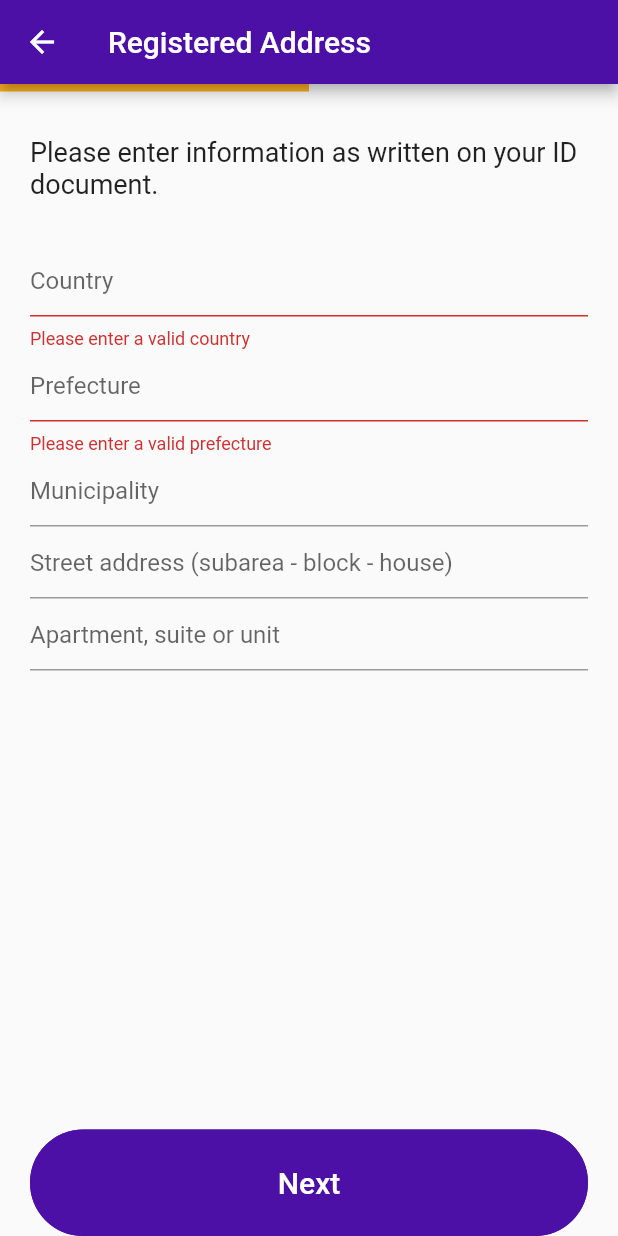
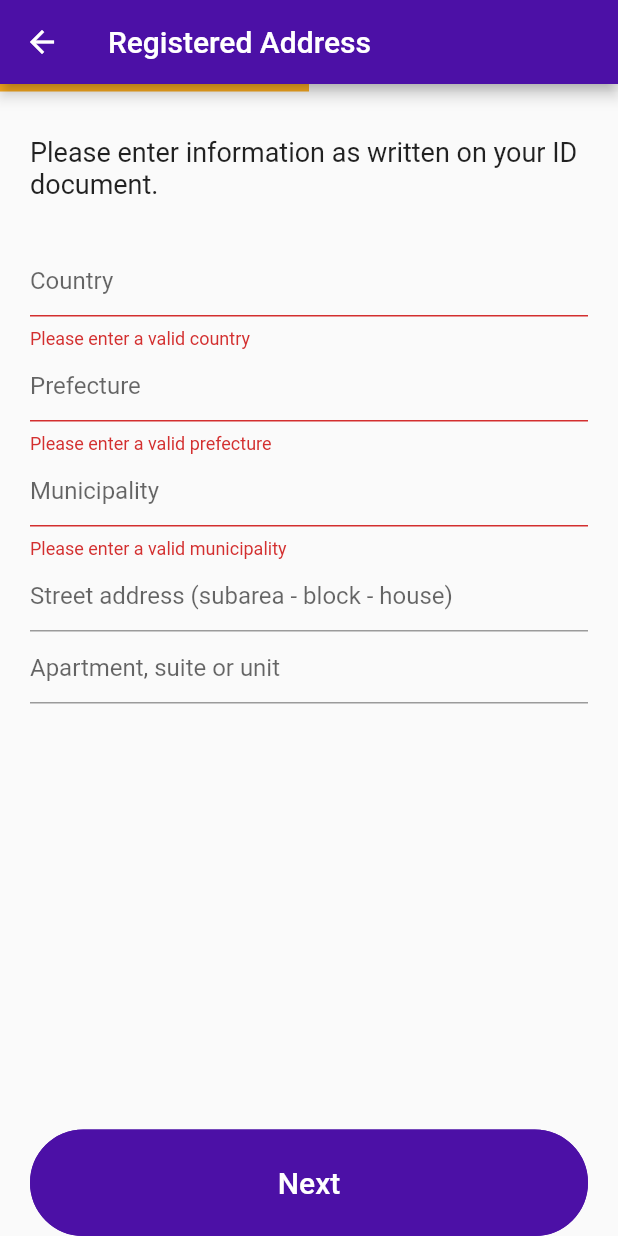
Before and after one commit to hungrymissilepod/gigabank-flutter-assignment, a Flutter app: the AddressScreen screen opened directly, after a tap on "Next", on a phone screen of 412 x 824 dp. Run offline on Flutter 3.47's test engine with Material 2 defaults, Android fonts, the phone set to English and light mode, and no system bars; drawn by our look-alikes of percent_indicator; our stand-ins replace bloc, equatable, flutter_bloc, formz.

Commit message:
feat: Add municipality validation

```diff
--- a/lib/address/address_screen.dart
+++ b/lib/address/address_screen.dart
@@ -18,10 +18,13 @@ class AddressScreen extends StatefulWidget {
 class _AddressScreenState extends State<AddressScreen> {
   final FocusNode _countryFocusNode = FocusNode();
   final FocusNode _prefectureFocusNode = FocusNode();
+  final FocusNode _municipalityFocusNode = FocusNode();
 
   @override
   void dispose() {
     _countryFocusNode.dispose();
+    _prefectureFocusNode.dispose();
+    _municipalityFocusNode.dispose();
     super.dispose();
   }
 
@@ -77,10 +80,15 @@ class _AddressScreenState extends State<AddressScreen> {
                                 context.read<AddressFormBloc>().add(PrefectureChanged(prefecture: value));
                               },
                             ),
-                            TextFormField(
-                              decoration: InputDecoration(
-                                hintText: municipalityHint,
-                              ),
+                            ValidatedFormField(
+                              focusNode: _municipalityFocusNode,
+                              initialValue: state.municipality.value,
+                              hintText: municipalityHint,
+                              errorText:
+                                  state.municipality.displayError != null ? 'Please enter a valid municipality' : null,
+                              onChanged: (value) {
+                                context.read<AddressFormBloc>().add(MunicipalityChanged(municipality: value));
+                              },
                             ),
                             TextFormField(
                               decoration: InputDecoration(
--- a/lib/address/bloc/address_form_bloc.dart
+++ b/lib/address/bloc/address_form_bloc.dart
@@ -1,6 +1,7 @@
 import 'package:bloc/bloc.dart';
 import 'package:equatable/equatable.dart';
 import 'package:flutterassignment/models/models.dart';
+import 'package:flutterassignment/models/municipality.dart';
 import 'package:flutterassignment/models/prefecture.dart';
 import 'package:formz/formz.dart';
 
@@ -11,6 +12,7 @@ class AddressFormBloc extends Bloc<AddressFormEvent, AddressFormState> {
   AddressFormBloc() : super(const AddressFormState()) {
     on<CountryChanged>(_onCountryChanged);
     on<PrefectureChanged>(_onPrefectureChanged);
+    on<MunicipalityChanged>(_onMunicipalityChanged);
     on<FormSubmitted>(_onFormSubmitted);
   }
 
@@ -36,18 +38,31 @@ class AddressFormBloc extends Bloc<AddressFormEvent, AddressFormState> {
     ));
   }
 
+  Future<void> _onMunicipalityChanged(
+    MunicipalityChanged event,
+    Emitter<AddressFormState> emit,
+  ) async {
+    final Municipality municipality = Municipality.dirty(event.municipality);
+    emit(state.copyWith(
+      municipality: municipality.isValid ? municipality : Municipality.pure(event.municipality),
+      isValid: Formz.validate([municipality]),
+    ));
+  }
+
   Future<void> _onFormSubmitted(
     FormSubmitted event,
     Emitter<AddressFormState> emit,
   ) async {
     final Country country = Country.dirty(state.country.value);
     final Prefecture prefecture = Prefecture.dirty(state.prefecture.value);
-    print('_onFormSubmitted: $country - $prefecture');
+    final Municipality municipality = Municipality.dirty(state.municipality.value);
+    print('_onFormSubmitted: $country - $prefecture - $municipality');
     emit(
       state.copyWith(
         country: country,
         prefecture: prefecture,
-        isValid: Formz.validate([country, prefecture]),
+        municipality: municipality,
+        isValid: Formz.validate([country, prefecture, municipality]),
       ),
     );
     if (state.isValid) {
--- a/lib/address/bloc/address_form_event.dart
+++ b/lib/address/bloc/address_form_event.dart
@@ -25,4 +25,13 @@ final class PrefectureChanged extends AddressFormEvent {
   List<Object> get props => [prefecture];
 }
 
+final class MunicipalityChanged extends AddressFormEvent {
+  const MunicipalityChanged({required this.municipality});
+
+  final String municipality;
+
+  @override
+  List<Object> get props => [municipality];
+}
+
 final class FormSubmitted extends AddressFormEvent {}
--- a/lib/address/bloc/address_form_state.dart
+++ b/lib/address/bloc/address_form_state.dart
@@ -4,18 +4,21 @@ final class AddressFormState extends Equatable {
   const AddressFormState({
     this.country = const Country.pure(),
     this.prefecture = const Prefecture.pure(),
+    this.municipality = const Municipality.pure(),
     this.isValid = false,
     this.status = FormzSubmissionStatus.initial,
   });
 
   final Country country;
   final Prefecture prefecture;
+  final Municipality municipality;
   final bool isValid;
   final FormzSubmissionStatus status;
 
   AddressFormState copyWith({
     Country? country,
     Prefecture? prefecture,
+    Municipality? municipality,
     bool? isValid,
     bool? buttonEnabled,
     FormzSubmissionStatus? status,
@@ -23,11 +26,12 @@ final class AddressFormState extends Equatable {
     return AddressFormState(
       country: country ?? this.country,
       prefecture: prefecture ?? this.prefecture,
+      municipality: municipality ?? this.municipality,
       isValid: isValid ?? this.isValid,
       status: status ?? this.status,
     );
   }
 
   @override
-  List<Object> get props => [country, prefecture, status];
+  List<Object> get props => [country, prefecture, municipality, status];
 }
--- /dev/null
+++ b/lib/models/municipality.dart
@@ -0,0 +1,13 @@
+import 'package:formz/formz.dart';
+
+enum MunicipalityValidationError { invalid }
+
+final class Municipality extends FormzInput<String, MunicipalityValidationError> {
+  const Municipality.pure([super.value = '']) : super.pure();
+  const Municipality.dirty([super.value = '']) : super.dirty();
+
+  @override
+  MunicipalityValidationError? validator(String value) {
+    return value.isEmpty ? MunicipalityValidationError.invalid : null;
+  }
+}
```
